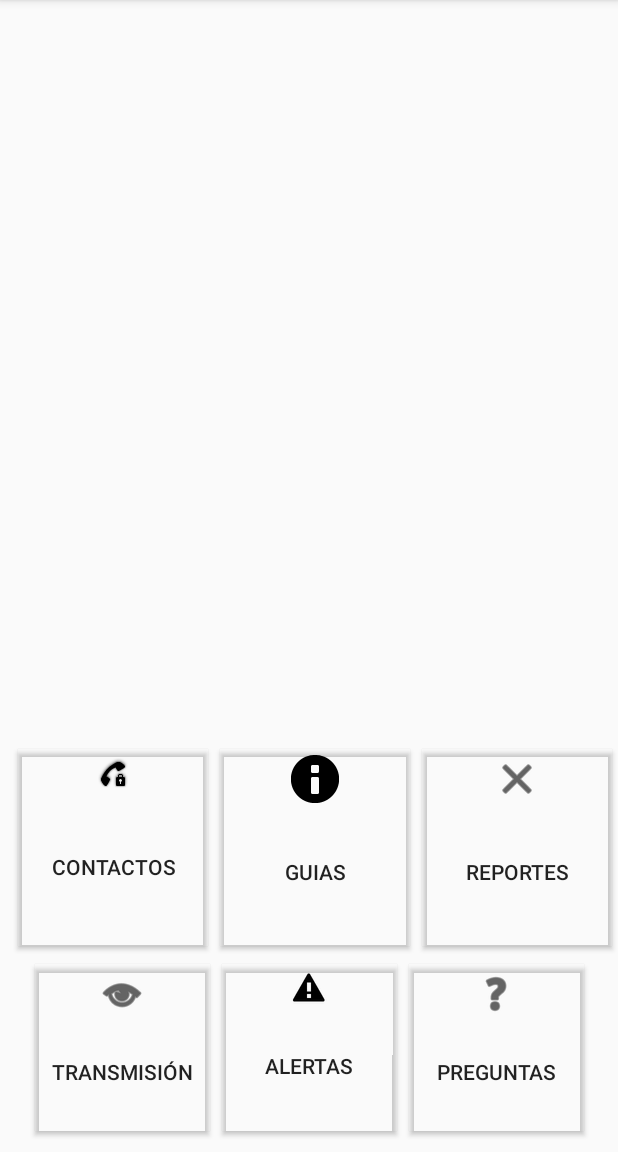
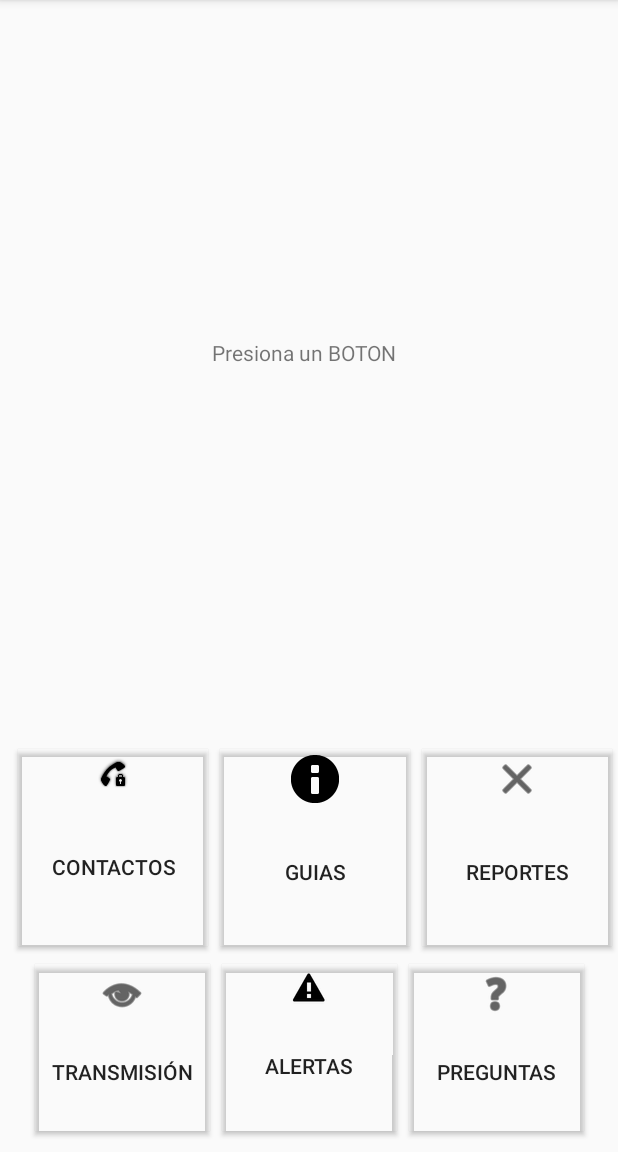
Before and after one commit to erikhermilo/Cynomys, an Android app: the configuracion screen opened directly, with no data from a screen before it, on a phone screen of 412 x 824 dp, the part 84-1236 px from its top. Run offline under Robolectric (Android 15) with nearby library versions, the phone set to English and light mode, and no system bars.

Commit message:
Actualizacion mapa

```diff
--- a/app/build.gradle
+++ b/app/build.gradle
@@ -37,4 +37,5 @@ dependencies {
     androidTestImplementation 'com.android.support.test.espresso:espresso-core:3.0.2'
     implementation 'com.android.support:design:28.0.0-rc01'
     implementation files('Lib/ksoap2-android-assembly-2.4-jar-with-dependencies.jar')
+    implementation 'org.jetbrains:annotations:15.0'
 }
--- a/app/src/main/java/com/cynomex/cynomys/cynomys/configuracion.java
+++ b/app/src/main/java/com/cynomex/cynomys/cynomys/configuracion.java
@@ -2,12 +2,119 @@ package com.cynomex.cynomys.cynomys;
 
 import android.support.v7.app.AppCompatActivity;
 import android.os.Bundle;
+import android.view.KeyEvent;
+import android.view.MotionEvent;
+import android.widget.TextView;
+import android.widget.Toast;
+
+import ServiciosWeb.WebService;
 
 public class configuracion extends AppCompatActivity {
 
+
+    TextView actionLabel;
+    int counter = 0;
+
     @Override
-    protected void onCreate(Bundle savedInstanceState) {
+    public void onCreate(Bundle savedInstanceState) {
+
         super.onCreate(savedInstanceState);
         setContentView(R.layout.activity_configuracion);
+        actionLabel = (TextView) findViewById(R.id.txtMensaje);
     }
+
+
+    @Override
+        // catches the onKeyDown button event
+    public boolean onKeyDown(int keyCode, KeyEvent event) {
+        switch (keyCode) {
+            case KeyEvent.KEYCODE_VOLUME_UP:
+                actionLabel.setText("VOLUME_UP key pressed");
+                //insertar();
+                return true;
+
+            case KeyEvent.KEYCODE_VOLUME_DOWN:
+                actionLabel.setText("VOLUME_DOWN key pressed");
+                insertar();
+                return true;
+        }
+        return super.onKeyDown(keyCode, event);
+    }
+
+    /*
+        // catches the onKeyUp button event
+       @Override
+       public boolean onKeyUp(int keyCode, KeyEvent event) {
+           switch (keyCode) {
+               case KeyEvent.KEYCODE_BACK:
+                   actionLabel.setText("KEYCODE_BACK key released");
+                   return true;
+               case KeyEvent.KEYCODE_VOLUME_UP:
+                   actionLabel.setText("VOLUME_UP key released");
+                   return true;
+               case KeyEvent.KEYCODE_VOLUME_DOWN:
+                   actionLabel.setText("VOLUME_DOWN key released");
+                   return true;
+           }
+           return super.onKeyDown(keyCode, event);
+       }
+
+
+           // works for API level 5 and lower
+       @Override
+       public void onBackPressed() {
+           actionLabel.setText("BACK key pressed");
+           super.onBackPressed();
+       }
+
+           // catches the long press button event (longer than 2 seconds)
+
+       @Override
+       public boolean onKeyLongPress(int keyCode, KeyEvent event) {
+           Toast.makeText(this, "Pressed for a long time", Toast.LENGTH_SHORT).show();
+           return true;
+       }
+
+
+           // catches the on touch event on screen and shows the specific pixels
+           // touched
+       @Override
+       public boolean onTouchEvent(MotionEvent event) {
+           float x = event.getX();
+           float y = event.getY();
+           actionLabel.setText("Touch press on x: " + x + " y: " + y);
+           return true;
+       }
+       */
+    public void insertar(){
+        Thread thread = new Thread(){
+            @Override
+            public void run() {
+                try {
+                    while (!isInterrupted()) {
+                        Thread.sleep(1000);
+                        runOnUiThread(new Runnable() {
+                            @Override
+                            public void run() {
+                                WebService wb = new WebService();
+                                wb.RegistrarUsuario2(
+                                        "b",
+                                        "b",
+                                        "2018-12-12",
+                                        2,
+                                        "b",
+                                        "b@mail.com"
+                                );
+                            }
+                        });
+                    }
+                } catch (InterruptedException e) {
+                }
+            }
+        };
+        thread.start();
+
+    }
+
+
 }
--- a/app/src/main/res/layout/activity_configuracion.xml
+++ b/app/src/main/res/layout/activity_configuracion.xml
@@ -50,6 +50,7 @@
     </LinearLayout>
 
     <LinearLayout
+        android:id="@+id/linearLayout3"
         android:layout_width="0dp"
         android:layout_height="143dp"
         android:layout_marginStart="8dp"
@@ -66,8 +67,8 @@
             android:layout_weight="1"
 
             android:backgroundTint="@android:color/transparent"
+            android:drawableTop="@android:drawable/stat_sys_vp_phone_call_on_hold"
             android:drawableTint="@android:color/black"
-            android:drawableTop="@android:drawable/stat_sys_vp_phone_call_on_hold"
             android:text="Contactos" />
 
         <Button
@@ -77,8 +78,8 @@
             android:layout_weight="1"
 
             android:backgroundTint="@android:color/transparent"
+            android:drawableTop="@android:drawable/ic_dialog_info"
             android:drawableTint="@android:color/black"
-            android:drawableTop="@android:drawable/ic_dialog_info"
             android:text="Guias" />
 
         <Button
@@ -88,8 +89,22 @@
             android:layout_weight="1"
 
             android:backgroundTint="@android:color/transparent"
+            android:drawableTop="@android:drawable/ic_menu_close_clear_cancel"
             android:drawableTint="@android:color/black"
-            android:drawableTop="@android:drawable/ic_menu_close_clear_cancel"
             android:text="Reportes" />
     </LinearLayout>
+
+    <TextView
+        android:id="@+id/txtMensaje"
+        android:layout_width="129dp"
+        android:layout_height="43dp"
+        android:layout_marginStart="8dp"
+        android:layout_marginTop="8dp"
+        android:layout_marginEnd="8dp"
+        android:layout_marginBottom="8dp"
+        android:text="Presiona un BOTON"
+        app:layout_constraintBottom_toTopOf="@+id/linearLayout3"
+        app:layout_constraintEnd_toEndOf="parent"
+        app:layout_constraintStart_toStartOf="parent"
+        app:layout_constraintTop_toTopOf="parent" />
 </android.support.constraint.ConstraintLayout>
```
Also changed, not shown: app/src/main/AndroidManifest.xml (+15 -0 lines), app/src/main/java/ServiciosWeb/WebService.java (+113 -1 lines), app/src/main/java/com/cynomex/cynomys/cynomys/BootBroadcast.java (added, +14 -0 lines), app/src/main/java/com/cynomex/cynomys/cynomys/MapsActivity.java (+86 -19 lines), app/src/main/java/com/cynomex/cynomys/cynomys/ServiceApp.java (added, +158 -0 lines), app/src/main/java/com/cynomex/cynomys/cynomys/altertas.java (+18 -5 lines), app/src/main/java/com/cynomex/cynomys/cynomys/login.java (+57 -4 lines), app/src/main/java/com/cynomex/cynomys/cynomys/registrous.java (+7 -9 lines), app/src/main/res/values/strings.xml (+7 -0 lines).
